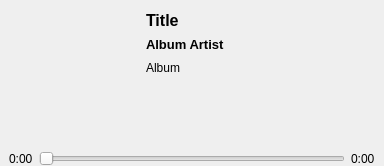
Gearlux/GDeskTunes, file src/miniplayer.ui: the form before one commit.
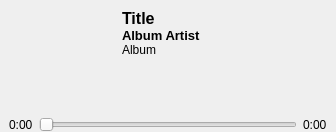
The form after the commit. Icons and pictures are not drawn. Custom widgets are drawn as their Qt base class.

Commit message: - Flash player dialog to check current version - Implementation of close button and main window in mini player

Patch:
```diff
--- a/src/miniplayer.ui
+++ b/src/miniplayer.ui
@@ -6,8 +6,8 @@
    <rect>
     <x>0</x>
     <y>0</y>
-    <width>384</width>
-    <height>166</height>
+    <width>336</width>
+    <height>132</height>
    </rect>
   </property>
   <property name="maximumSize">
@@ -26,6 +26,9 @@
      <height>16777215</height>
     </size>
    </property>
+   <property name="autoFillBackground">
+    <bool>false</bool>
+   </property>
    <property name="styleSheet">
     <string notr="true"/>
    </property>
@@ -47,6 +50,9 @@
     </property>
     <item>
      <widget class="QFrame" name="top_row">
+      <property name="styleSheet">
+       <string notr="true"/>
+      </property>
       <property name="frameShape">
        <enum>QFrame::NoFrame</enum>
       </property>
@@ -71,6 +77,9 @@
        </property>
        <item>
         <widget class="QFrame" name="now_playing">
+         <property name="styleSheet">
+          <string notr="true"/>
+         </property>
          <property name="frameShape">
           <enum>QFrame::NoFrame</enum>
          </property>
@@ -91,14 +100,14 @@
            <widget class="ArtLabel" name="album_art">
             <property name="minimumSize">
              <size>
-              <width>88</width>
-              <height>88</height>
+              <width>64</width>
+              <height>64</height>
              </size>
             </property>
             <property name="maximumSize">
              <size>
-              <width>1024</width>
-              <height>1024</height>
+              <width>64</width>
+              <height>64</height>
              </size>
             </property>
             <property name="text">
@@ -127,6 +136,9 @@
               <height>88</height>
              </size>
             </property>
+            <property name="styleSheet">
+             <string notr="true"/>
+            </property>
             <property name="frameShape">
              <enum>QFrame::NoFrame</enum>
             </property>
@@ -205,13 +217,25 @@
            <height>138</height>
           </size>
          </property>
+         <property name="contextMenuPolicy">
+          <enum>Qt::NoContextMenu</enum>
+         </property>
+         <property name="styleSheet">
+          <string notr="true"/>
+         </property>
          <property name="frameShape">
           <enum>QFrame::NoFrame</enum>
          </property>
          <property name="frameShadow">
           <enum>QFrame::Raised</enum>
          </property>
-         <layout class="QGridLayout" name="gridLayout" rowstretch="0,1,1,0" columnstretch="0,0">
+         <layout class="QVBoxLayout" name="verticalLayout_4">
+          <property name="spacing">
+           <number>0</number>
+          </property>
+          <property name="leftMargin">
+           <number>0</number>
+          </property>
           <property name="topMargin">
            <number>0</number>
           </property>
@@ -221,10 +245,106 @@
           <property name="bottomMargin">
            <number>0</number>
           </property>
-          <property name="spacing">
-           <number>0</number>
-          </property>
-          <item row="2" column="0">
+          <item>
+           <widget class="QWidget" name="controls" native="true">
+            <property name="contextMenuPolicy">
+             <enum>Qt::NoContextMenu</enum>
+            </property>
+            <property name="styleSheet">
+             <string notr="true"/>
+            </property>
+            <layout class="QHBoxLayout" name="horizontalLayout_5">
+             <property name="spacing">
+              <number>2</number>
+             </property>
+             <property name="leftMargin">
+              <number>0</number>
+             </property>
+             <property name="topMargin">
+              <number>0</number>
+             </property>
+             <property name="rightMargin">
+              <number>0</number>
+             </property>
+             <property name="bottomMargin">
+              <number>0</number>
+             </property>
+             <item>
+              <widget class="QPushButton" name="maximize">
+               <property name="maximumSize">
+                <size>
+                 <width>16</width>
+                 <height>16</height>
+                </size>
+               </property>
+               <property name="text">
+                <string/>
+               </property>
+               <property name="icon">
+                <iconset resource="../gdesktunes.qrc">
+                 <normaloff>:/icons/32x32/large_art.png</normaloff>:/icons/32x32/large_art.png</iconset>
+               </property>
+               <property name="iconSize">
+                <size>
+                 <width>12</width>
+                 <height>12</height>
+                </size>
+               </property>
+               <property name="flat">
+                <bool>true</bool>
+               </property>
+              </widget>
+             </item>
+             <item>
+              <widget class="QPushButton" name="showMain">
+               <property name="maximumSize">
+                <size>
+                 <width>16</width>
+                 <height>16</height>
+                </size>
+               </property>
+               <property name="text">
+                <string/>
+               </property>
+               <property name="icon">
+                <iconset resource="../gdesktunes.qrc">
+                 <normaloff>:/icons/32x32/main_window.png</normaloff>:/icons/32x32/main_window.png</iconset>
+               </property>
+               <property name="iconSize">
+                <size>
+                 <width>12</width>
+                 <height>12</height>
+                </size>
+               </property>
+               <property name="flat">
+                <bool>true</bool>
+               </property>
+              </widget>
+             </item>
+             <item>
+              <widget class="QPushButton" name="closeMini">
+               <property name="maximumSize">
+                <size>
+                 <width>16</width>
+                 <height>16</height>
+                </size>
+               </property>
+               <property name="text">
+                <string/>
+               </property>
+               <property name="icon">
+                <iconset resource="../gdesktunes.qrc">
+                 <normaloff>:/icons/8x8/close_delete.png</normaloff>:/icons/8x8/close_delete.png</iconset>
+               </property>
+               <property name="flat">
+                <bool>true</bool>
+               </property>
+              </widget>
+             </item>
+            </layout>
+           </widget>
+          </item>
+          <item>
            <widget class="QPushButton" name="toggle_thumbs_up">
             <property name="maximumSize">
              <size>
@@ -232,6 +352,12 @@
               <height>32</height>
              </size>
             </property>
+            <property name="contextMenuPolicy">
+             <enum>Qt::NoContextMenu</enum>
+            </property>
+            <property name="layoutDirection">
+             <enum>Qt::LeftToRight</enum>
+            </property>
             <property name="text">
              <string/>
             </property>
@@ -253,7 +379,7 @@
             </property>
            </widget>
           </item>
-          <item row="3" column="0">
+          <item>
            <widget class="QPushButton" name="toggle_thumbs_down">
             <property name="maximumSize">
              <size>
@@ -279,40 +405,6 @@
             </property>
            </widget>
           </item>
-          <item row="1" column="0">
-           <widget class="QPushButton" name="maximize">
-            <property name="maximumSize">
-             <size>
-              <width>25</width>
-              <height>32</height>
-             </size>
-            </property>
-            <property name="text">
-             <string/>
-            </property>
-            <property name="icon">
-             <iconset resource="../gdesktunes.qrc">
-              <normaloff>:/icons/32x32/expand.png</normaloff>:/icons/32x32/expand.png</iconset>
-            </property>
-            <property name="flat">
-             <bool>true</bool>
-            </property>
-           </widget>
-          </item>
-          <item row="1" column="1">
-           <widget class="QPushButton" name="closeMini">
-            <property name="text">
-             <string/>
-            </property>
-            <property name="icon">
-             <iconset resource="../gdesktunes.qrc">
-              <normaloff>:/icons/8x8/close_delete.png</normaloff>:/icons/8x8/close_delete.png</iconset>
-            </property>
-            <property name="flat">
-             <bool>true</bool>
-            </property>
-           </widget>
-          </item>
          </layout>
         </widget>
        </item>
@@ -356,6 +448,9 @@
         <height>1024</height>
        </size>
       </property>
+      <property name="styleSheet">
+       <string notr="true"/>
+      </property>
       <property name="frameShape">
        <enum>QFrame::NoFrame</enum>
       </property>
@@ -380,6 +475,15 @@
        </property>
        <item>
         <widget class="QFrame" name="button_frame">
+         <property name="maximumSize">
+          <size>
+           <width>16777215</width>
+           <height>30</height>
+          </size>
+         </property>
+         <property name="styleSheet">
+          <string notr="true"/>
+         </property>
          <property name="frameShape">
           <enum>QFrame::NoFrame</enum>
          </property>
@@ -546,6 +650,9 @@
        </item>
        <item>
         <widget class="QFrame" name="timing_frame">
+         <property name="styleSheet">
+          <string notr="true"/>
+         </property>
          <property name="frameShape">
           <enum>QFrame::NoFrame</enum>
          </property>
```
Left out of the diff: 3 changed lines with no effect on the pictures. The commit also changes 17 other files.
